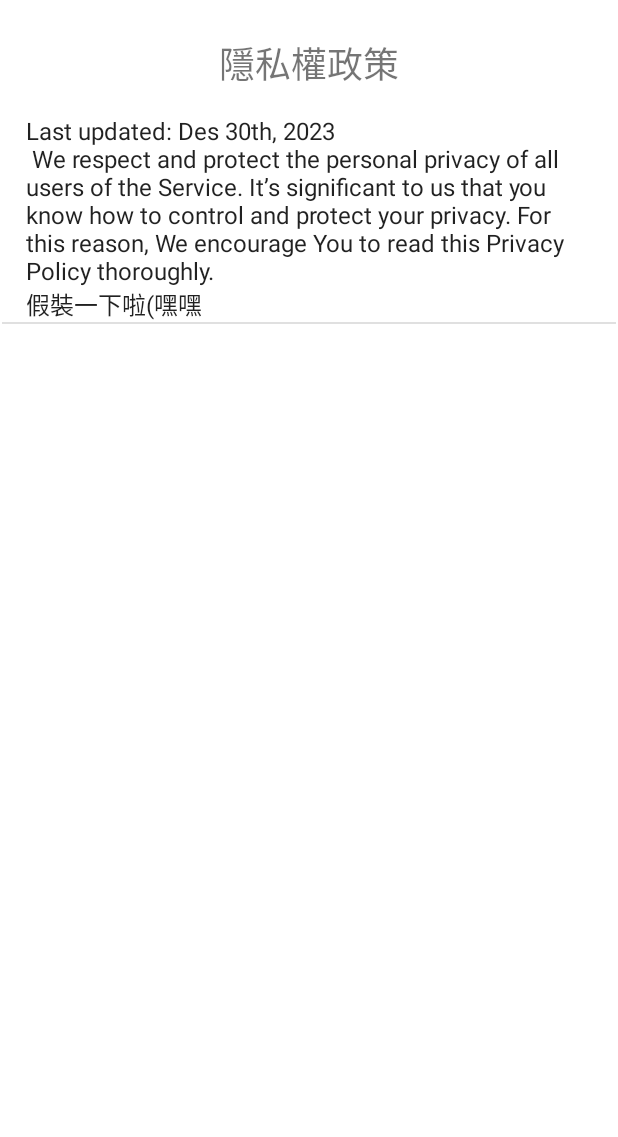
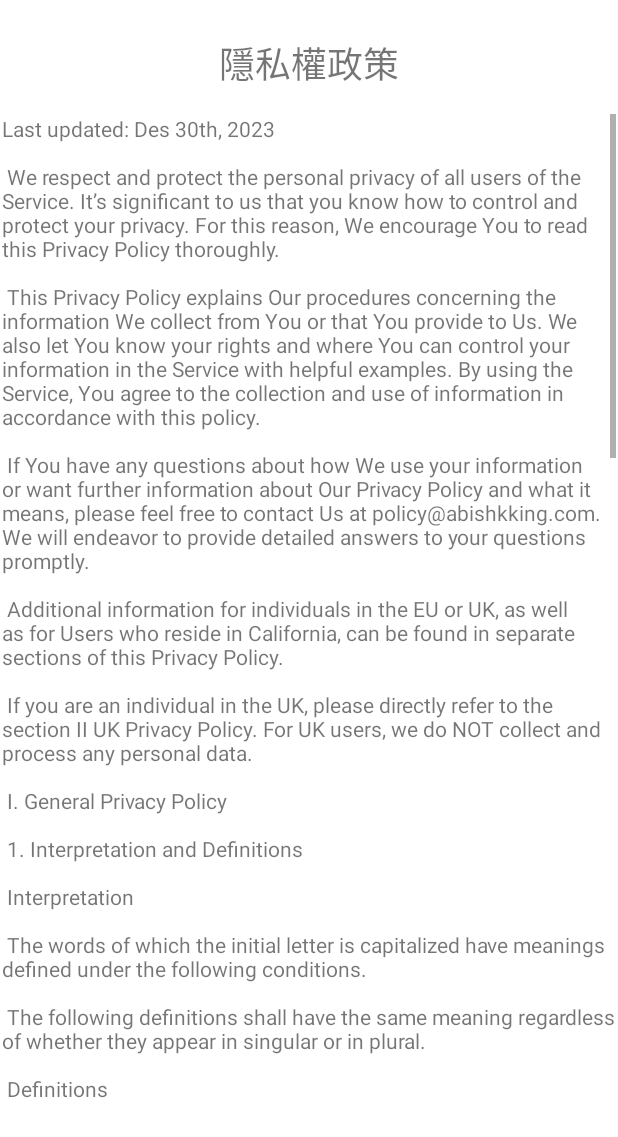
Before and after one commit to Luin1223/Bottom_Navigation, an Android app: the Privacypolicy screen opened directly, with no data from a screen before it, on a phone screen of 412 x 824 dp. Shown: the top 1137 px of the screen. Run offline under Robolectric (Android 15) with nearby library versions, the phone set to English and light mode, and no system bars.

Commit message:
TextView可以往下滑

```diff
--- a/app/src/main/java/com/example/bottomnavigation/LibraryFragment.java
+++ b/app/src/main/java/com/example/bottomnavigation/LibraryFragment.java
@@ -2,7 +2,9 @@ package com.example.bottomnavigation;
 
 import static androidx.databinding.DataBindingUtil.setContentView;
 
+
 import android.app.AlertDialog;
+import android.app.Dialog;
 import android.content.Context;
 import android.content.Intent;
 import android.net.Uri;
@@ -11,8 +13,12 @@ import android.util.Log;
 import android.view.LayoutInflater;
 import android.view.View;
 import android.view.ViewGroup;
+import android.view.Window;
+import android.view.WindowManager;
 import android.widget.AdapterView;
 import android.widget.ArrayAdapter;
+import android.widget.Button;
+import android.widget.ImageView;
 import android.widget.ListView;
 import android.widget.TextView;
 
@@ -21,7 +27,6 @@ import androidx.fragment.app.Fragment;
 import org.intellij.lang.annotations.Language;
 
 import java.util.ArrayList;
-
 
 /**
  * A simple {@link Fragment} subclass.
@@ -34,14 +39,14 @@ public class LibraryFragment extends Fragment {
     // the fragment initialization parameters, e.g. ARG_ITEM_NUMBER
     private static final String ARG_PARAM1 = "param1";
     private static final String ARG_PARAM2 = "param2";
+    private ImageView img;
 
     // TODO: Rename and change types of parameters
     private String mParam1;
     private String mParam2;
-
     private ArrayAdapter<String> listview;
-
-
+    private boolean isExpanded = false;
+    private View additionalOptionsLayout;
     public LibraryFragment() {
         // Required empty public constructor
     }
@@ -71,15 +76,13 @@ public class LibraryFragment extends Fragment {
             mParam1 = getArguments().getString(ARG_PARAM1);
             mParam2 = getArguments().getString(ARG_PARAM2);
         }
+    }
 
-    }
 
     @Override
     public View onCreateView(LayoutInflater inflater, ViewGroup container,
                              Bundle savedInstanceState) {
-
         View view = inflater.inflate(R.layout.fragment_library, container, false);
-
         String[] view_id = new String[]{
                 getString(R.string.language_selection),
                 getString(R.string.theme),
@@ -92,7 +95,6 @@ public class LibraryFragment extends Fragment {
         ListView listView = view.findViewById(R.id.lv);
         listView.setAdapter(adapter);
         listView.setOnItemClickListener(new AdapterView.OnItemClickListener() {
-
             @Override
             public void onItemClick(AdapterView<?> parent, View view, int position, long id) {
 
@@ -151,4 +153,5 @@ public class LibraryFragment extends Fragment {
         });
         return view;
     }
+
 }
--- a/app/src/main/java/com/example/bottomnavigation/Privacypolicy.java
+++ b/app/src/main/java/com/example/bottomnavigation/Privacypolicy.java
@@ -17,18 +17,7 @@ public class Privacypolicy extends AppCompatActivity {
         super.onCreate(savedInstanceState);
         setContentView(R.layout.pp);
 
-        ListView listView = findViewById(R.id.list);
 
-        // Assuming you have a string array
-        String[] textArray = new String[]{
-                getString(R.string.long_text),
-        };
-
-        // Create an ArrayAdapter to populate the ListView
-        ArrayAdapter<String> adapter = new ArrayAdapter<>(this, android.R.layout.simple_list_item_1, textArray);
-
-        // Set the adapter to the ListView
-        listView.setAdapter(adapter);
 
     }
 }
--- a/app/src/main/res/layout/fragment_library.xml
+++ b/app/src/main/res/layout/fragment_library.xml
@@ -7,35 +7,36 @@
     android:background="@drawable/library"
     tools:context=".LibraryFragment"
     >
+
     <LinearLayout
-    android:orientation="vertical"
-    android:layout_width="match_parent"
-    android:layout_height="176dp"
-    android:gravity="bottom"
-    android:padding="35dp"
-    android:theme="@style/ThemeOverlay.AppCompat.Dark">
+        android:layout_width="match_parent"
+        android:layout_height="175dp"
+        android:gravity="bottom"
+        android:orientation="vertical"
+        android:padding="35dp"
+        android:theme="@style/ThemeOverlay.AppCompat.Dark">
 
         <LinearLayout
-            android:layout_width="395dp"
-            android:layout_height="150dp"
+            android:layout_width="380dp"
+            android:layout_height="145dp"
             android:orientation="horizontal">
 
             <ImageView
                 android:id="@+id/img_person"
-                android:layout_width="100dp"
+                android:layout_width="80dp"
                 android:layout_height="140dp"
                 android:layout_marginTop="20dp"
                 android:src="@drawable/person" />
 
             <TextView
                 android:id="@+id/id_name"
-                android:layout_width="match_parent"
+                android:layout_width="wrap_content"
                 android:layout_height="45dp"
                 android:layout_marginLeft="25dp"
                 android:layout_marginTop="70dp"
-                android:text=""
-                android:textColor="@color/RURI"
-                android:textSize="32sp"
+                android:text="@string/nickname"
+                android:textColor="@color/KURIUME"
+                android:textSize="28sp"
                 android:textStyle="bold" />
 
         </LinearLayout>
--- a/app/src/main/res/layout/pp.xml
+++ b/app/src/main/res/layout/pp.xml
@@ -24,13 +24,17 @@
         app:layout_constraintTop_toTopOf="parent"
         tools:ignore="MissingConstraints" />
 
-    <ListView
-        android:id="@+id/list"
+    <TextView
+        android:id="@+id/textView5"
         android:layout_width="409dp"
         android:layout_height="670dp"
         android:layout_marginStart="16dp"
         android:layout_marginTop="16dp"
         android:layout_marginEnd="16dp"
+        android:text="@string/long_text"
+        android:scrollbars="vertical"
+        android:singleLine="false"
+        android:maxLines="200"
         app:layout_constraintEnd_toEndOf="parent"
         app:layout_constraintStart_toStartOf="parent"
         app:layout_constraintTop_toBottomOf="@+id/textView2" />
--- a/app/src/main/res/values/strings.xml
+++ b/app/src/main/res/values/strings.xml
@@ -7,7 +7,7 @@
     <string name="add_task_clicked" translatable="false">Add new task is clicked</string>
     <string name="add_goal_clicked" translatable="false">Add new goal is Clicked</string>
 
-
+    <string name="nickname">暱稱</string>
     <string name="username">帳號</string>
     <string name="password">密碼</string>
     <string name="start">開始</string>
@@ -37,7 +37,62 @@
     <string name="settings">設定</string>
     <string name="privacypolicy">隱私權政策</string>
     <string name="long_text" translatable="false">
-        Last updated: Des 30th, 2023\n  We respect and protect the personal privacy of all users of the Service. It’s significant to us that you know how to control and protect your privacy. For this reason, We encourage You to read this Privacy Policy thoroughly.\n假裝一下啦(嘿嘿 </string>
+        Last updated: Des 30th, 2023\n
+        \n
+        We respect and protect the personal privacy of all users of the Service. It’s significant to us that you know how to control and protect your privacy. For this reason, We encourage You to read this Privacy Policy thoroughly.\n
+        \n
+        This Privacy Policy explains Our procedures concerning the information We collect from You or that You provide to Us. We also let You know your rights and where You can control your information in the Service with helpful examples. By using the Service, You agree to the collection and use of information in accordance with this policy.\n
+        \n
+        If You have any questions about how We use your information or want further information about Our Privacy Policy and what it means, please feel free to contact Us at policy@abishkking.com. We will endeavor to provide detailed answers to your questions promptly.\n
+        \n
+        Additional information for individuals in the EU or UK, as well as for Users who reside in California, can be found in separate sections of this Privacy Policy.\n
+        \n
+        If you are an individual in the UK, please directly refer to the section II UK Privacy Policy. For UK users, we do NOT collect and process any personal data.\n
+        \n
+        I. General Privacy Policy\n
+        \n
+        1. Interpretation and Definitions\n
+        \n
+        Interpretation\n
+        \n
+        The words of which the initial letter is capitalized have meanings defined under the following conditions.\n
+        \n
+        The following definitions shall have the same meaning regardless of whether they appear in singular or in plural.\n
+        \n
+        Definitions\n
+        \n
+        For the purposes of this Privacy Policy:\n
+        \n
+        You mean the individual accessing or using the Service, or the company, or other legal entity on behalf of which such individual is accessing or using the Service, as applicable.\n
+        We (referred to as either "We", "Us" or "Our" in this Agreement) refers to the app developer team, ABISHKKING LIMITED.\n
+        Application means the software program provided by Us downloaded by You on any electronic device, named MEMO\n
+        Service refers to the Application.\n
+        Third-party Social Media Service refers to any website or any social network website through which a user can log in or create an Account to use the Service.\n
+        Personal Data is any information that relates to an identified or identifiable individual.\n
+        Device means any device that can access the Service such as a computer, a cellphone or a digital tablet.\n
+        Do Not Track (DNT) is a concept that has been promoted by US regulatory authorities, in particular the U.S. Federal Trade Commission (FTC), for the Internet industry to develop and implement a mechanism for allowing internet users to control the tracking of their online activities across websites.\n
+        2. What information do We collect?\n
+\n
+The information We collect and process depends on how You use Our Service. It’s worth noting that We do NOT collect any Personal Data (identifiable data)\n
+\n
+In order to make certain features work, some information is required. For example, to help You track your menstrual cycle, dates of your recent menstrual cycle are fundamental. Other information may be optional, but the quality of your experience might be affected without it.\n
+\n
+The information You actively provide during your use of Our app\n
+\n
+On Our App, You can provide the corresponding data to use our feature, like tracking periods, cycles, ovulation, and so on. This data may include health information, which is entirely up to you to choose to provide or not, such as menstrual cycle, weight, body temperature and other information you provide. Everything You can interact with on Our App is called "your activity." We do NOT collect your activity and information unless you actively provide or set.\n
+\n
+Besides, We will collect some operating information when you interact with Our App, including the button click and page view. We use this information You provide to provide You with personal service and improve Our App, including general settings You make (such as your choice of preferred language) and the time and duration of your activities on Our Service (which can help Us improve features that You may pay less attention to).\n
+\n
+In addition, You may allow us to synchronize your data to Apple Kit. This permission enables you to have a better App experience and full understanding of your health. You could disable this connection and stop the automatic updating of your personal information to your Apple Kit account at any time. Please note this sync is entirely one-sided, we are unable and will never access your data from Apple Kit.\n
+\n
+Information from third-party social media services\n
+\n
+If You choose to use the login service (for Our backup feature) using a third-party social network Account (such as Google), in that case, We may collect some third-party data automatically, such as your Account name, email address and public profile associated with that Account.\n
+\n
+The Information You actively provide when you send feedback\n
+\n
+If You want to send feedback to us to improve your using experience, we may collect your usage data, like theme type, App Version, system version, screen size, language, country, app language, device, notification access, time zone, network, apple watch connection, account, and whether you subscribed, removed the ads. This information is not mandatory collected, we do NOT collect them unless You consent to provide the feedback. And we will delete this feedback data periodically for a month.\n
+        假裝一下啦(嘿嘿 </string>
 
 
 </resources>
```
Also changed, not shown: 3 other files.
